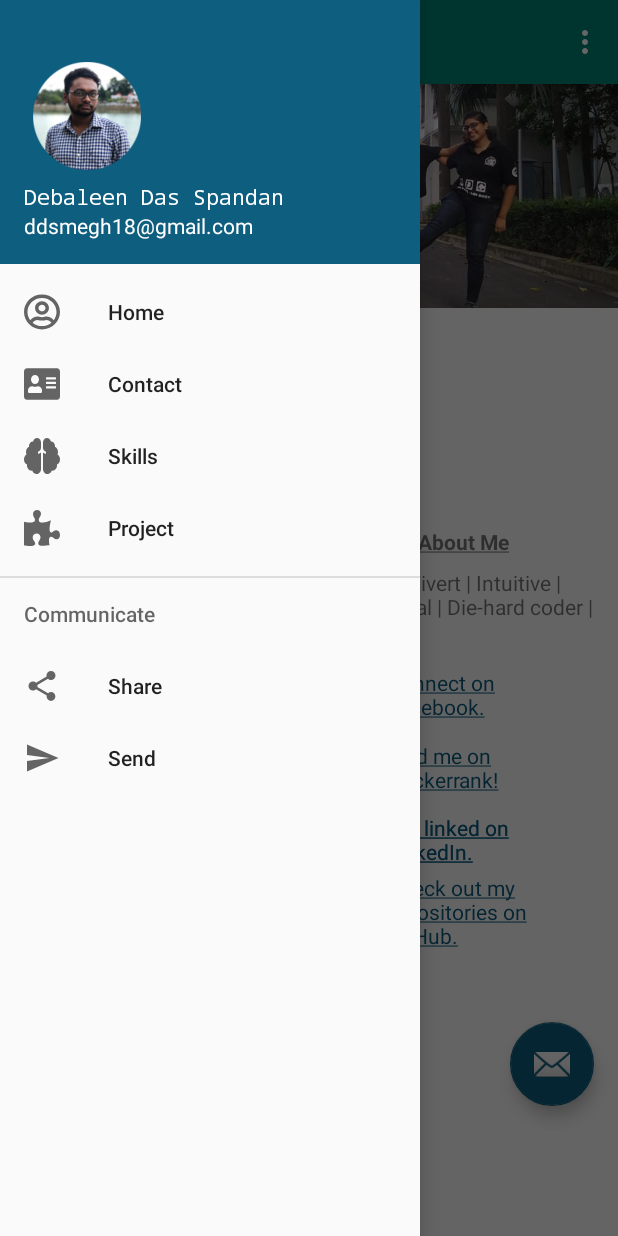
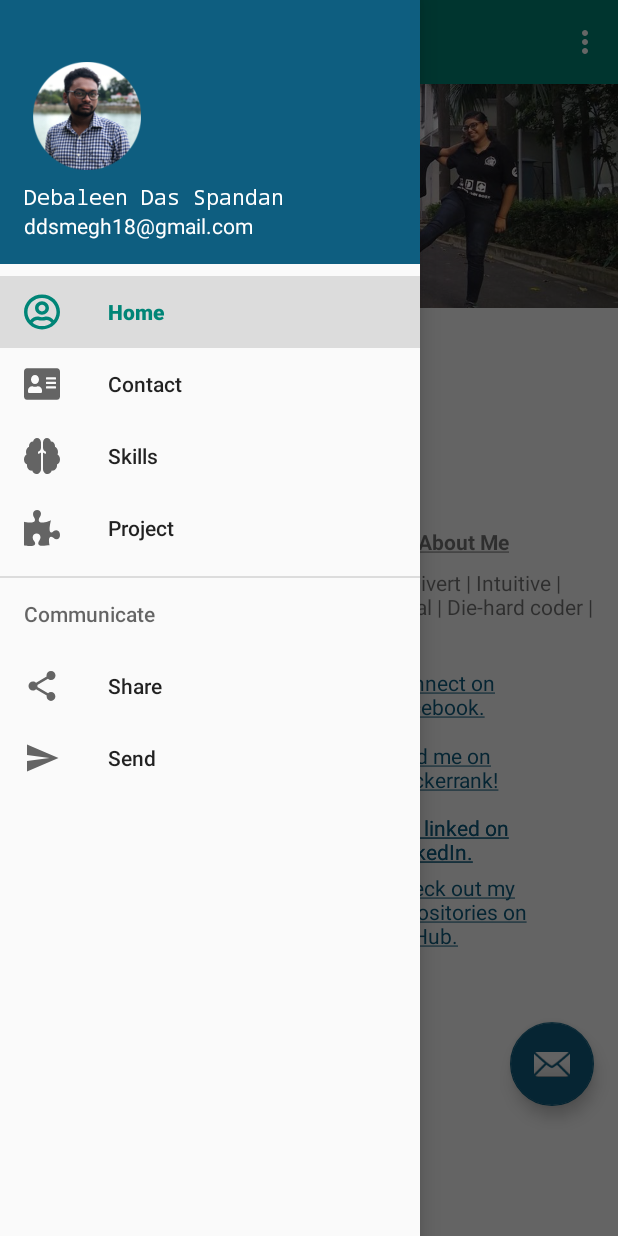
Before and after one commit to the-it-weirdo/ResumeApp-Android, an Android app: the screen it shows after launch (MainActivity), with the side drawer open, on a phone screen of 412 x 824 dp. Run offline under Robolectric (Android 15) with nearby library versions, the phone set to English and light mode, and no system bars.

```diff
--- a/app/src/main/java/com/example/kingominho/MainActivity.java
+++ b/app/src/main/java/com/example/kingominho/MainActivity.java
@@ -42,16 +42,20 @@ public class MainActivity extends AppCompatActivity
 
         DrawerLayout drawer = findViewById(R.id.drawer_layout);
         NavigationView navigationView = findViewById(R.id.nav_view);
+
         ActionBarDrawerToggle toggle = new ActionBarDrawerToggle(
                 this, drawer, toolbar, R.string.navigation_drawer_open, R.string.navigation_drawer_close);
         drawer.addDrawerListener(toggle);
         toggle.syncState();
         navigationView.setNavigationItemSelectedListener(this);
 
-        Fragment fragment = new Home();
-        FragmentTransaction fragmentTransaction = getSupportFragmentManager().beginTransaction();
-        fragmentTransaction.replace(R.id.frame, fragment);
-        fragmentTransaction.commit();
+        if (savedInstanceState == null) {
+            Fragment fragment = new Home();
+            FragmentTransaction fragmentTransaction = getSupportFragmentManager().beginTransaction();
+            fragmentTransaction.replace(R.id.frame, fragment);
+            fragmentTransaction.commit();
+            navigationView.setCheckedItem(R.id.nav_home);
+        }
     }
 
     @Override
```
